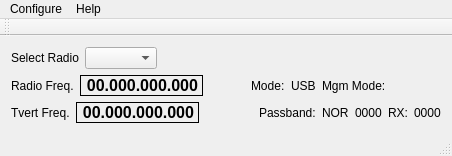
The window that mqt/MqtRigControl/rigcontrolmainwindow.ui (zsteva/backup-minos2) describes before a commit, drawn with Qt 5.
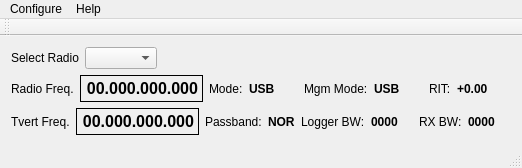
The same window after the commit.

```diff
--- a/mqt/MqtRigControl/rigcontrolmainwindow.ui
+++ b/mqt/MqtRigControl/rigcontrolmainwindow.ui
@@ -6,17 +6,17 @@
    <rect>
     <x>0</x>
     <y>0</y>
-    <width>452</width>
-    <height>156</height>
+    <width>522</width>
+    <height>168</height>
    </rect>
   </property>
   <property name="windowTitle">
    <string>Minos Rig Control</string>
   </property>
   <widget class="QWidget" name="centralWidget">
-   <layout class="QHBoxLayout" name="horizontalLayout">
+   <layout class="QHBoxLayout" name="horizontalLayout_4">
     <item>
-     <layout class="QVBoxLayout" name="verticalLayout">
+     <layout class="QVBoxLayout" name="verticalLayout_2">
       <item>
        <layout class="QHBoxLayout" name="horizontalLayout_9">
         <item>
@@ -36,8 +36,8 @@
           </property>
           <property name="sizeHint" stdset="0">
            <size>
-            <width>40</width>
-            <height>20</height>
+            <width>178</width>
+            <height>18</height>
            </size>
           </property>
          </spacer>
@@ -45,7 +45,13 @@
        </layout>
       </item>
       <item>
-       <layout class="QHBoxLayout" name="horizontalLayout_8">
+       <layout class="QGridLayout" name="gridLayout">
+        <item row="0" column="0">
+         <layout class="QHBoxLayout" name="horizontalLayout">
+          <item>
+           <layout class="QHBoxLayout" name="horizontalLayout_2">
+            <item>
+             <layout class="QHBoxLayout" name="horizontalLayout_10">
         <item>
          <widget class="QLabel" name="FreqTitleA">
           <property name="text">
@@ -73,18 +79,7 @@
           </property>
          </widget>
         </item>
-        <item>
-         <spacer name="horizontalSpacer_2">
-          <property name="orientation">
-           <enum>Qt::Horizontal</enum>
-          </property>
-          <property name="sizeHint" stdset="0">
-           <size>
-            <width>40</width>
-            <height>20</height>
-           </size>
-          </property>
-         </spacer>
+             </layout>
         </item>
         <item>
          <widget class="QLabel" name="modeATitle">
@@ -95,11 +90,34 @@
         </item>
         <item>
          <widget class="QLabel" name="modeA">
+              <property name="font">
+               <font>
+                <weight>75</weight>
+                <bold>true</bold>
+               </font>
+              </property>
           <property name="text">
            <string>USB</string>
           </property>
          </widget>
         </item>
+            <item>
+             <spacer name="horizontalSpacer_2">
+              <property name="orientation">
+               <enum>Qt::Horizontal</enum>
+              </property>
+              <property name="sizeHint" stdset="0">
+               <size>
+                <width>40</width>
+                <height>20</height>
+               </size>
+              </property>
+             </spacer>
+            </item>
+           </layout>
+          </item>
+          <item>
+           <layout class="QHBoxLayout" name="horizontalLayout_5">
         <item>
          <widget class="QLabel" name="label_3">
           <property name="text">
@@ -109,11 +127,74 @@
         </item>
         <item>
          <widget class="QLabel" name="mgmMode">
+              <property name="font">
+               <font>
+                <weight>75</weight>
+                <bold>true</bold>
+               </font>
+              </property>
           <property name="text">
-           <string/>
+               <string>USB</string>
           </property>
          </widget>
         </item>
+            <item>
+             <spacer name="horizontalSpacer_3">
+              <property name="orientation">
+               <enum>Qt::Horizontal</enum>
+              </property>
+              <property name="sizeHint" stdset="0">
+               <size>
+                <width>40</width>
+                <height>20</height>
+               </size>
+              </property>
+             </spacer>
+            </item>
+           </layout>
+          </item>
+          <item>
+           <widget class="QLabel" name="ritLbl">
+            <property name="text">
+             <string>RIT:</string>
+            </property>
+           </widget>
+          </item>
+          <item>
+           <widget class="QLabel" name="ritFreq">
+            <property name="font">
+             <font>
+              <weight>75</weight>
+              <bold>true</bold>
+             </font>
+            </property>
+            <property name="frameShape">
+             <enum>QFrame::NoFrame</enum>
+            </property>
+            <property name="text">
+             <string>+0.00</string>
+            </property>
+           </widget>
+          </item>
+          <item>
+           <spacer name="horizontalSpacer_4">
+            <property name="orientation">
+             <enum>Qt::Horizontal</enum>
+            </property>
+            <property name="sizeHint" stdset="0">
+             <size>
+              <width>40</width>
+              <height>20</height>
+             </size>
+            </property>
+           </spacer>
+          </item>
+         </layout>
+        </item>
+        <item row="1" column="0">
+         <layout class="QHBoxLayout" name="horizontalLayout_3">
+          <item>
+           <layout class="QHBoxLayout" name="horizontalLayout_7">
         <item>
          <spacer name="horizontalSpacer_5">
           <property name="orientation">
@@ -127,10 +208,6 @@
           </property>
          </spacer>
         </item>
-       </layout>
-      </item>
-      <item>
-       <layout class="QHBoxLayout" name="horizontalLayout_4">
         <item>
          <widget class="QLabel" name="TVertTitleA">
           <property name="text">
@@ -158,18 +235,7 @@
           </property>
          </widget>
         </item>
-        <item>
-         <spacer name="horizontalSpacer_3">
-          <property name="orientation">
-           <enum>Qt::Horizontal</enum>
-          </property>
-          <property name="sizeHint" stdset="0">
-           <size>
-            <width>40</width>
-            <height>20</height>
-           </size>
-          </property>
-         </spacer>
+           </layout>
         </item>
         <item>
          <widget class="QLabel" name="label">
@@ -180,31 +246,88 @@
         </item>
         <item>
          <widget class="QLabel" name="passBandState">
+            <property name="font">
+             <font>
+              <weight>75</weight>
+              <bold>true</bold>
+             </font>
+            </property>
           <property name="text">
            <string>NOR</string>
           </property>
          </widget>
         </item>
+          <item>
+           <widget class="QLabel" name="label_5">
+            <property name="text">
+             <string>Logger BW:</string>
+            </property>
+           </widget>
+          </item>
         <item>
          <widget class="QLabel" name="logpbwidthlbl">
+            <property name="font">
+             <font>
+              <weight>75</weight>
+              <bold>true</bold>
+             </font>
+            </property>
           <property name="text">
            <string>0000</string>
           </property>
          </widget>
+          </item>
+          <item>
+           <layout class="QHBoxLayout" name="horizontalLayout_6">
+            <item>
+             <spacer name="horizontalSpacer_6">
+              <property name="orientation">
+               <enum>Qt::Horizontal</enum>
+              </property>
+              <property name="sizeHint" stdset="0">
+               <size>
+                <width>40</width>
+                <height>20</height>
+               </size>
+              </property>
+             </spacer>
         </item>
         <item>
          <widget class="QLabel" name="label_2">
           <property name="text">
-           <string>RX:</string>
+               <string>RX BW:</string>
           </property>
          </widget>
         </item>
         <item>
          <widget class="QLabel" name="passBandlbl">
+              <property name="font">
+               <font>
+                <weight>75</weight>
+                <bold>true</bold>
+               </font>
+              </property>
           <property name="text">
            <string>0000</string>
           </property>
          </widget>
+            </item>
+            <item>
+             <spacer name="horizontalSpacer_7">
+              <property name="orientation">
+               <enum>Qt::Horizontal</enum>
+              </property>
+              <property name="sizeHint" stdset="0">
+               <size>
+                <width>40</width>
+                <height>20</height>
+               </size>
+              </property>
+             </spacer>
+            </item>
+           </layout>
+          </item>
+         </layout>
         </item>
        </layout>
       </item>
@@ -217,7 +340,7 @@
     <rect>
      <x>0</x>
      <y>0</y>
-     <width>452</width>
+     <width>522</width>
      <height>21</height>
     </rect>
    </property>
```
Left out of the diff: 6 changed lines with no effect on the pictures. Lines whose indentation alone changed are shown as unchanged.
